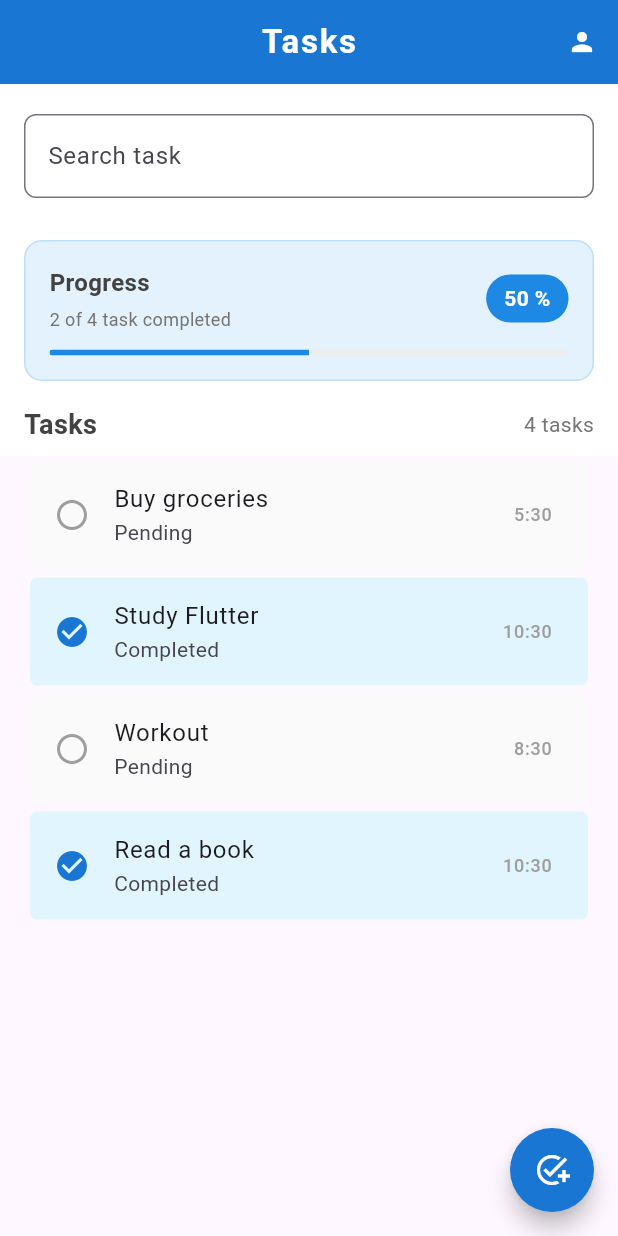
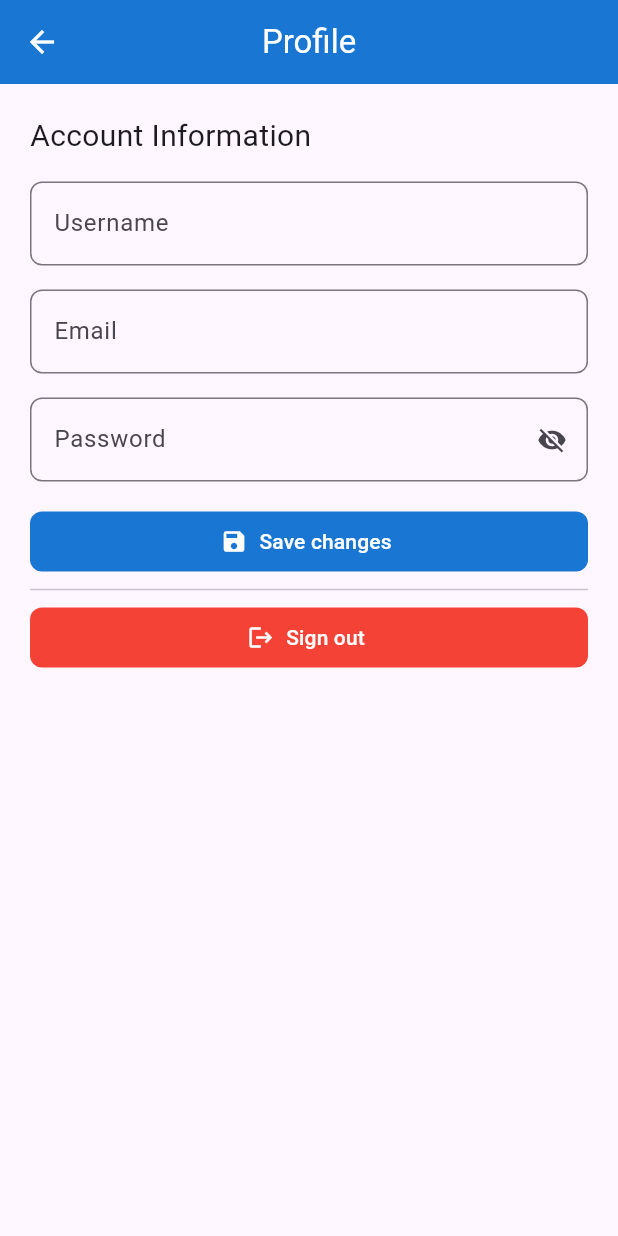
Before and after one commit to vincenitee/todo-list-supabase, a Flutter app: the HomeScreen screen opened directly, after a tap on the "person" icon, on a phone screen of 412 x 824 dp. Run offline on Flutter 3.47's test engine with Material 3 defaults, Android fonts, the phone set to English and light mode, and no system bars.

Commit message:
feature: Add ProfileScreen for editing of user information

```diff
--- a/lib/screens/home.dart
+++ b/lib/screens/home.dart
@@ -1,5 +1,6 @@
 import 'package:flutter/material.dart';
 import 'package:todo_list_supabase/models/task.dart';
+import 'package:todo_list_supabase/screens/profile.dart';
 import 'package:todo_list_supabase/widgets/custom_progress_card.dart';
 import 'package:todo_list_supabase/widgets/custom_textfield.dart';
 import 'package:todo_list_supabase/widgets/task_list.dart';
@@ -64,6 +65,10 @@ class _HomeScreenState extends State<HomeScreen> {
           IconButton(
             onPressed: () {
               // TODO: NAVIGATE TO THE PROFILE PAGE
+              Navigator.push(
+                context,
+                MaterialPageRoute(builder: (_) => ProfileScreen()),
+              );
             },
             icon: Icon(Icons.person, color: Colors.white, size: 20),
           ),
--- /dev/null
+++ b/lib/screens/profile.dart
@@ -0,0 +1,87 @@
+import 'package:flutter/material.dart';
+import 'package:todo_list_supabase/widgets/auth_button.dart';
+import 'package:todo_list_supabase/widgets/custom_textfield.dart';
+
+class ProfileScreen extends StatefulWidget {
+  const ProfileScreen({super.key});
+
+  @override
+  State<ProfileScreen> createState() => _ProfileScreenState();
+}
+
+class _ProfileScreenState extends State<ProfileScreen> {
+  final _profileFormKey = GlobalKey<FormState>();
+
+  String _username = '';
+  String _email = '';
+  String _password = '';
+
+  @override
+  Widget build(BuildContext context) {
+    return Scaffold(
+      appBar: AppBar(
+        title: const Text('Profile'),
+        centerTitle: true,
+        backgroundColor: Colors.blue.shade700,
+        foregroundColor: Colors.white,
+      ),
+
+      body: SingleChildScrollView(
+        padding: const EdgeInsets.all(20),
+        child: Column(
+          crossAxisAlignment: CrossAxisAlignment.start,
+          children: [
+            // Form Label
+            const Text('Account Information', style: TextStyle(fontSize: 20)),
+
+            // User Information Form
+            Form(
+              key: _profileFormKey,
+              child: Column(
+                crossAxisAlignment: CrossAxisAlignment.start,
+                children: [
+                  const SizedBox(height: 16),
+
+                  CustomTextField.username(
+                    onSaved: (value) => _username = value ?? '',
+                  ),
+
+                  const SizedBox(height: 16),
+
+                  CustomTextField.email(
+                    onSaved: (value) => _email = value ?? '',
+                  ),
+
+                  const SizedBox(height: 16),
+
+                  CustomTextField.password(
+                    onSaved: (value) => _password = value ?? '',
+                  ),
+
+                  const SizedBox(height: 16),
+
+                  AuthButton(
+                    label: 'Save changes',
+                    icon: Icons.save,
+                    onPressed: () {
+                      debugPrint('Profile Updated!');
+                    },
+                  ),
+
+                  const Divider(),
+
+                  AuthButton(
+                    label: 'Sign out',
+                    icon: Icons.logout,
+                    backgroundColor: Colors.red,
+                    onPressed: () {},
+                  ),
+                ],
+              ),
+            ),
+          ],
+        ),
+      ),
+    );
+  }
+}
--- a/lib/widgets/auth_button.dart
+++ b/lib/widgets/auth_button.dart
@@ -7,6 +7,7 @@ class AuthButton extends StatelessWidget {
   final Color? backgroundColor;
   final Color? foregroundColor;
   final double? borderRadius;
+  final double? width;
 
   const AuthButton({
     super.key,
@@ -16,12 +17,13 @@ class AuthButton extends StatelessWidget {
     this.backgroundColor,
     this.foregroundColor,
     this.borderRadius,
+    this.width
   });
 
   @override
   Widget build(BuildContext context) {
     return SizedBox(
-      width: double.infinity,
+      width: width ?? double.infinity,
       child: TextButton.icon(
         onPressed: onPressed,
         icon: Icon(icon),
```
